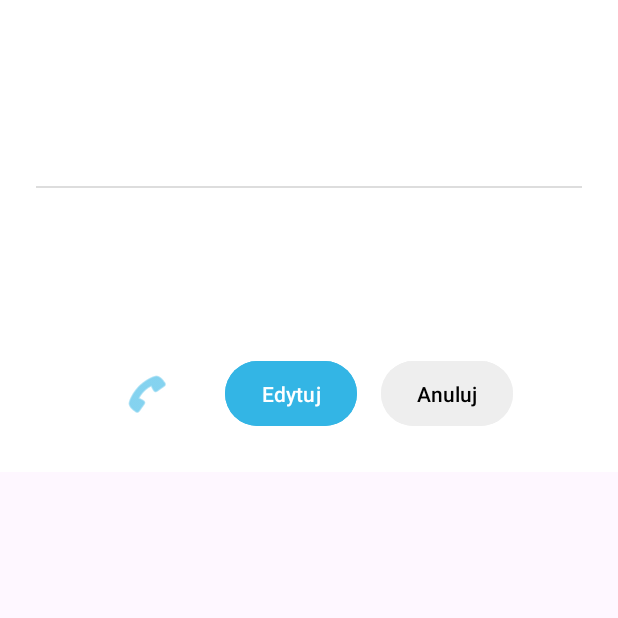
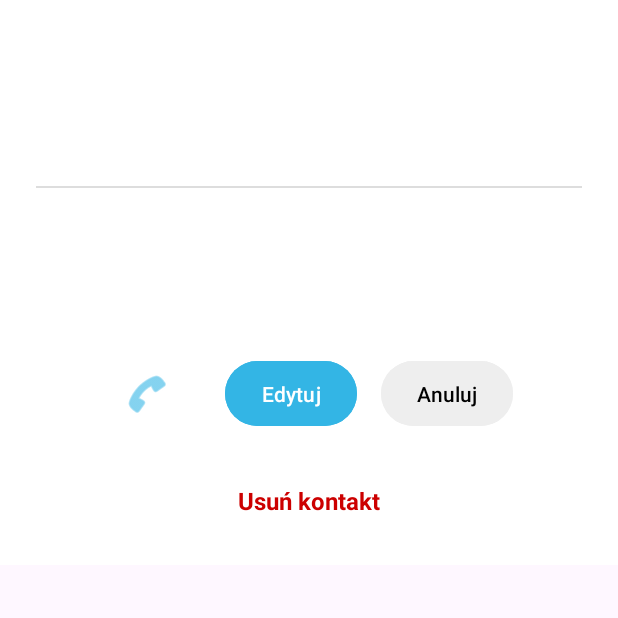
Before and after one commit to Mateusz999/contact-app, an Android app: the ContactDetailActivity screen opened directly, with no data from a screen before it, on a phone screen of 412 x 824 dp, the top half of it. Run offline under Robolectric (Android 15) with nearby library versions, the phone set to English and light mode, and no system bars; 1 statement that could not run was skipped.

Commit message:
feat: delete contact

```diff
--- a/app/src/main/res/layout/activity_contact_details.xml
+++ b/app/src/main/res/layout/activity_contact_details.xml
@@ -82,4 +82,15 @@
             android:layout_marginStart="16dp"
             android:padding="12dp"/>
     </LinearLayout>
+    <TextView
+        android:id="@+id/btnDelete"
+        android:text="Usuń kontakt"
+        android:textSize="16sp"
+        android:textStyle="bold"
+        android:textColor="@android:color/holo_red_dark"
+        android:gravity="center"
+        android:layout_width="match_parent"
+        android:layout_height="wrap_content"
+        android:paddingTop="32dp"
+        android:paddingBottom="8dp"/>
 </LinearLayout>
```
Also changed, not shown: app/src/main/java/com/example/contacts/Contact.java (+19 -0 lines), app/src/main/java/com/example/contacts/ContactDetailActivity.java (+13 -1 lines), app/src/main/java/com/example/contacts/ContactRepository.java (+18 -1 lines), app/src/main/java/com/example/contacts/Interfaces/IContactRemover.java (added, +9 -0 lines), app/src/main/java/com/example/contacts/MainActivity.java (+26 -3 lines).
